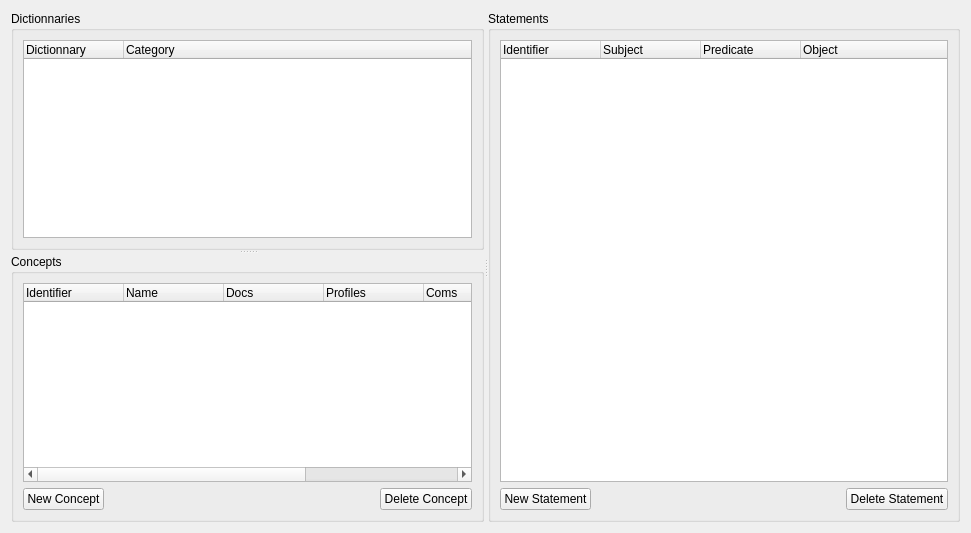
Above: qgalilei/kviewdicts.ui from pfrancq/galilei before the change. Below: the same form after it.
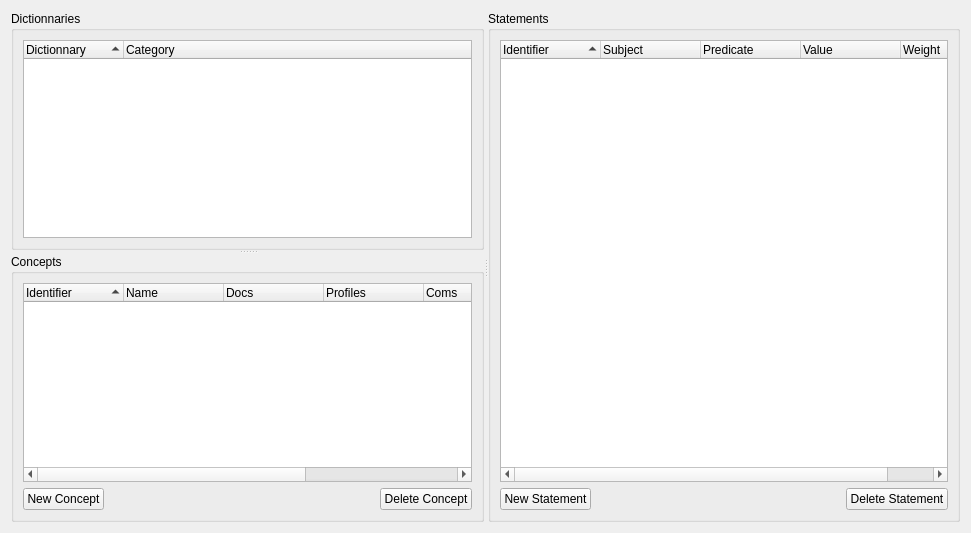
That is the form after the change.

The edit to the form file:
```diff
--- a/qgalilei/kviewdicts.ui
+++ b/qgalilei/kviewdicts.ui
@@ -33,6 +33,9 @@
           <property name="rootIsDecorated">
            <bool>false</bool>
           </property>
+          <property name="sortingEnabled">
+           <bool>true</bool>
+          </property>
           <column>
            <property name="text">
             <string>Dictionnary</string>
@@ -66,6 +69,9 @@
           <property name="rootIsDecorated">
            <bool>false</bool>
           </property>
+          <property name="sortingEnabled">
+           <bool>true</bool>
+          </property>
           <column>
            <property name="text">
             <string>Identifier</string>
@@ -147,6 +153,9 @@
          <property name="rootIsDecorated">
           <bool>false</bool>
          </property>
+         <property name="sortingEnabled">
+          <bool>true</bool>
+         </property>
          <column>
           <property name="text">
            <string>Identifier</string>
@@ -164,7 +173,12 @@
          </column>
          <column>
           <property name="text">
-           <string>Object</string>
+           <string>Value</string>
+          </property>
+         </column>
+         <column>
+          <property name="text">
+           <string>Weight</string>
           </property>
          </column>
         </widget>
```
